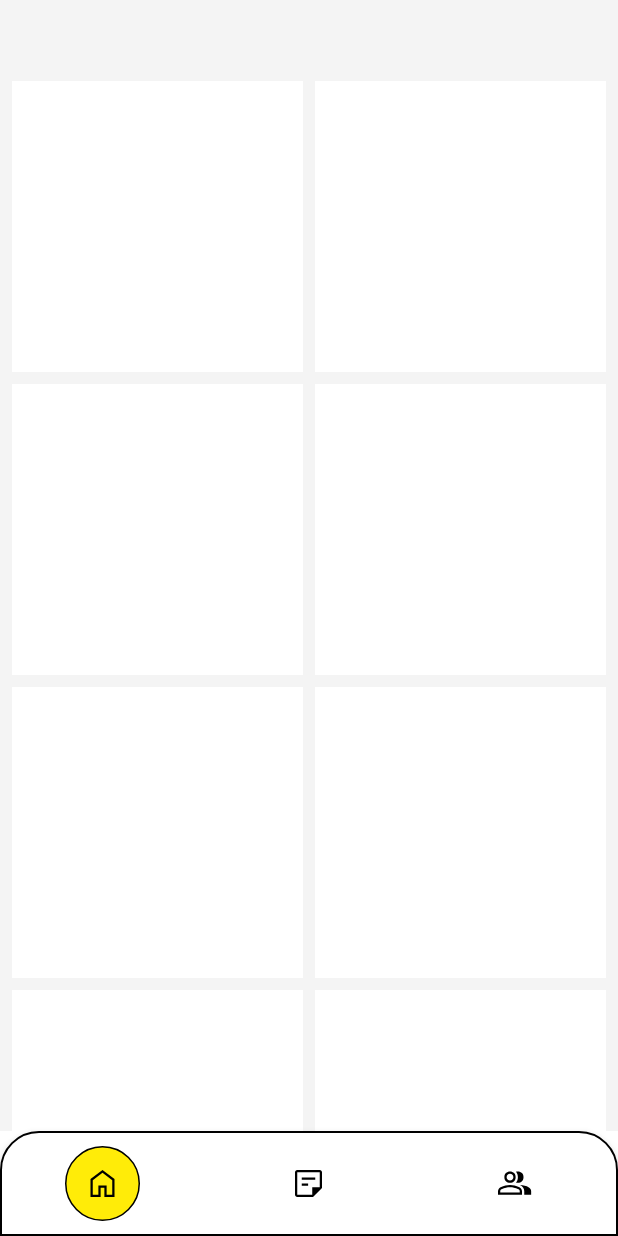
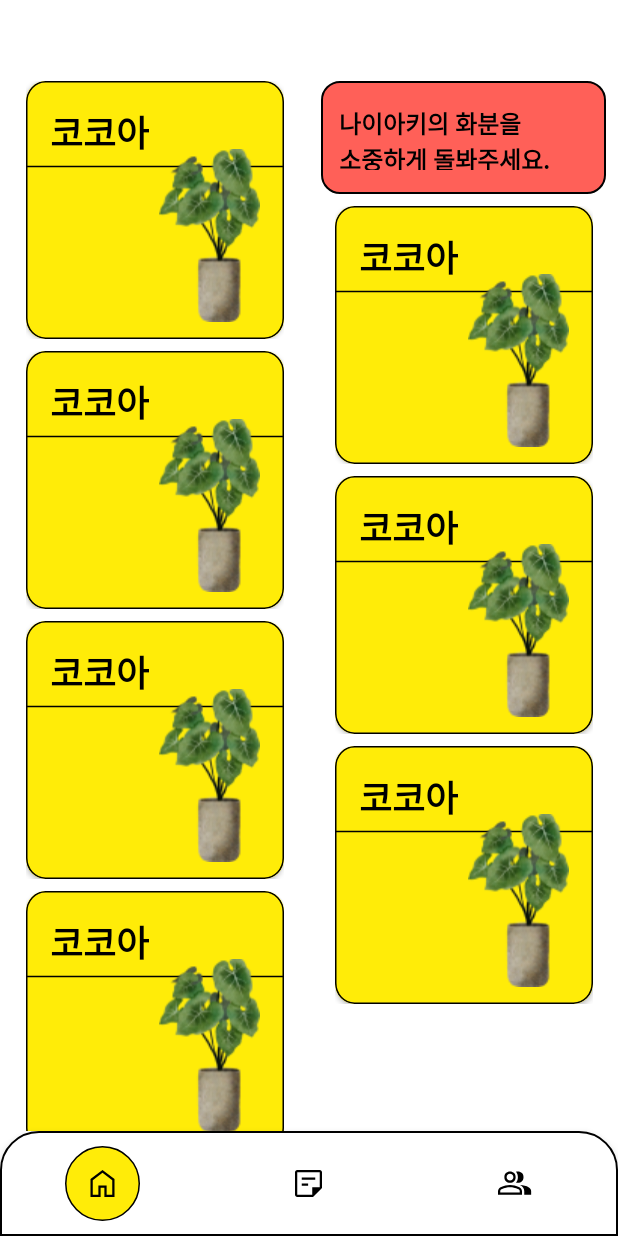
Before and after one commit to nahy-512/neo_Android, an Android app: the fragment FriendsFragment placed in its activity, on a phone screen of 412 x 824 dp. Run offline under Robolectric (Android 15) with nearby library versions, the phone set to English and light mode, and no system bars; our stand-ins replace data binding; 1 statement that could not run was skipped.

Commit message:
feat: 친구 목록 화면 디자인 반영

```diff
--- a/app/src/main/AndroidManifest.xml
+++ b/app/src/main/AndroidManifest.xml
@@ -39,7 +39,8 @@
             </intent-filter>
 
         </activity>
-        <activity android:name=".presentation.ui.main.view.MainActivity"/>
+        <activity android:name=".presentation.ui.main.view.MainActivity"
+            android:exported="true"/>
         <activity android:name=".presentation.ui.main.friends.view.FriendsDetailActivity"/>
         <activity android:name=".presentation.ui.recorddetail.view.RecordDetailActivity" />
         <activity android:name=".presentation.ui.writerecord.view.WriteRecordActivity" />
--- a/app/src/main/java/com/neo/myapplication/presentation/ui/main/friends/adapter/FriendAdapter.kt
+++ b/app/src/main/java/com/neo/myapplication/presentation/ui/main/friends/adapter/FriendAdapter.kt
@@ -1,15 +1,33 @@
 package com.neo.myapplication.presentation.ui.main.friends.adapter
 
 import android.view.LayoutInflater
+import android.view.View
 import android.view.ViewGroup
 import androidx.recyclerview.widget.RecyclerView
 import com.neo.myapplication.databinding.ItemFgFriendsRvListBinding
 
-class FriendAdapter(private val onClick : (Int) -> Unit) : RecyclerView.Adapter<FriendAdapter.FriendViewHolder>() {
-    //TODO: 데이터 목록 넣기
+class FriendAdapter(private val onClick : (Int) -> Unit, private val imageList: ArrayList<Int>) : RecyclerView.Adapter<FriendAdapter.FriendViewHolder>() {
     inner class FriendViewHolder(private val binding: ItemFgFriendsRvListBinding) : RecyclerView.ViewHolder(binding.root) {
-        fun bind() {
-            binding.root.setOnClickListener { onClick.invoke(0) }
+        private val containerView = binding.itemFgFriendsRvListCl
+        private val defaultTextView = binding.itemFgFriendsRvListTvContent
+        fun bind(item : Int, position: Int) {
+            binding.root.setOnClickListener { onClick.invoke(position) }
+            if (position == 1) { // 나이아키의 화분
+                containerView.visibility = View.GONE
+                defaultTextView.visibility = View.VISIBLE
+            } else {
+                containerView.visibility = View.VISIBLE
+                defaultTextView.visibility = View.GONE
+
+                val params: ViewGroup.LayoutParams? = containerView.layoutParams
+                //params?.width = width
+                params?.height = params?.width
+
+                containerView.layoutParams = params
+                //imageView.layoutParams?.height = imageView.layoutParams?.width
+                //binding.itemFgFriendsRvListIvImages.maxHeight = binding.itemFgFriendsRvListIvImages.width
+            }
+            binding.itemFgFriendsRvListIvImages.setImageResource(item)
         }
     }
 
@@ -17,9 +35,9 @@ class FriendAdapter(private val onClick : (Int) -> Unit) : RecyclerView.Adapter<
         return FriendViewHolder(ItemFgFriendsRvListBinding.inflate(LayoutInflater.from(parent.context), parent, false))
     }
 
-    override fun getItemCount(): Int = 10 //TODO: 임의로 10
+    override fun getItemCount(): Int = imageList.size
 
     override fun onBindViewHolder(holder: FriendViewHolder, position: Int) {
-        holder.bind()
+        holder.bind(imageList[position], position)
     }
 }
--- a/app/src/main/java/com/neo/myapplication/presentation/ui/main/friends/view/FriendsFragment.kt
+++ b/app/src/main/java/com/neo/myapplication/presentation/ui/main/friends/view/FriendsFragment.kt
@@ -8,14 +8,24 @@ import android.view.ViewGroup
 import android.widget.Toast
 import androidx.databinding.DataBindingUtil
 import androidx.fragment.app.Fragment
+import androidx.recyclerview.widget.GridLayoutManager
+import androidx.recyclerview.widget.StaggeredGridLayoutManager
 import com.neo.myapplication.R
 import com.neo.myapplication.databinding.FragmentFriendsBinding
 import com.neo.myapplication.presentation.ui.main.friends.adapter.FriendAdapter
+import java.util.ArrayList
+import java.util.Arrays
 
 class FriendsFragment : Fragment() {
     private lateinit var binding: FragmentFriendsBinding
+
+    // adding values to arrayList
+    private val imageList : ArrayList<Int> = arrayListOf(
+        R.drawable.test_plant2, R.drawable.ic_check, R.drawable.test_plant2, R.drawable.test_plant2, R.drawable.test_plant2,
+        R.drawable.test_plant2, R.drawable.test_plant2, R.drawable.test_plant2)
+
     private val friendAdapter by lazy {
-        FriendAdapter(::onFriendClicked)
+        FriendAdapter(::onFriendClicked, imageList)
     }
 
     override fun onCreateView(
@@ -36,11 +46,12 @@ class FriendsFragment : Fragment() {
     }
 
     private fun initFriend() {
-        binding.fgFriendsRvContent.adapter = friendAdapter
+        val rv = binding.fgFriendsRvContent
+        rv.adapter = friendAdapter
+        rv.layoutManager = StaggeredGridLayoutManager(2, StaggeredGridLayoutManager.VERTICAL)
     }
 
     private fun onFriendClicked(positionIdx : Int) {
         startActivity(Intent(requireActivity(), FriendsDetailActivity::class.java))
-        Toast.makeText(requireContext(), positionIdx.toString(), Toast.LENGTH_SHORT).show()
     }
 }
--- /dev/null
+++ b/app/src/main/res/drawable/bg_friend.xml
@@ -0,0 +1,16 @@
+<vector xmlns:android="http://schemas.android.com/apk/res/android"
+    android:width="172dp"
+    android:height="160dp"
+    android:viewportWidth="172"
+    android:viewportHeight="160">
+  <path
+      android:strokeWidth="1"
+      android:pathData="M13,0.5L159,0.5A12.5,12.5 0,0 1,171.5 13L171.5,147A12.5,12.5 0,0 1,159 159.5L13,159.5A12.5,12.5 0,0 1,0.5 147L0.5,13A12.5,12.5 0,0 1,13 0.5z"
+      android:fillColor="#00000000"
+      android:strokeColor="#000000"/>
+  <path
+      android:strokeWidth="1"
+      android:pathData="M0,53H172"
+      android:fillColor="#00000000"
+      android:strokeColor="#000000"/>
+</vector>
--- /dev/null
+++ b/app/src/main/res/drawable/bg_friend_list.xml
@@ -0,0 +1,9 @@
+<?xml version="1.0" encoding="utf-8"?>
+<shape android:shape="rectangle"
+    xmlns:android="http://schemas.android.com/apk/res/android">
+
+    <corners android:radius="12dp" />
+    <stroke android:width="1dp"
+        android:color="@color/black"/>
+    <solid android:color="@color/main_red"/>
+</shape>
--- a/app/src/main/res/layout/fragment_friends.xml
+++ b/app/src/main/res/layout/fragment_friends.xml
@@ -3,25 +3,23 @@
     xmlns:android="http://schemas.android.com/apk/res/android"
     xmlns:tools="http://schemas.android.com/tools">
 
-    <androidx.constraintlayout.widget.ConstraintLayout
+    <RelativeLayout
         android:layout_width="match_parent"
-        android:layout_height="match_parent"
-        android:background="#f4f4f4">
+        android:layout_height="match_parent">
 
         <androidx.recyclerview.widget.RecyclerView
             android:id="@+id/fg_friends_rv_content"
             android:layout_width="match_parent"
             android:layout_height="match_parent"
             android:layout_marginTop="50dp"
-            android:layout_marginHorizontal="4dp"
             android:overScrollMode="never"
-            app:layoutManager="androidx.recyclerview.widget.GridLayoutManager"
+            app:layoutManager="androidx.recyclerview.widget.StaggeredGridLayoutManager"
             app:spanCount="2"
-            app:layout_constraintStart_toStartOf="parent"
-            app:layout_constraintEnd_toEndOf="parent"
-            app:layout_constraintTop_toTopOf="parent"
-            app:layout_constraintBottom_toBottomOf="parent"
             tools:listitem="@layout/item_fg_friends_rv_list" />
+<!--        app:layout_constraintStart_toStartOf="parent"-->
+<!--        app:layout_constraintEnd_toEndOf="parent"-->
+<!--        app:layout_constraintTop_toTopOf="parent"-->
+<!--        app:layout_constraintBottom_toBottomOf="parent"-->
 
-    </androidx.constraintlayout.widget.ConstraintLayout>
+    </RelativeLayout>
 </layout>
--- a/app/src/main/res/layout/item_fg_friends_rv_list.xml
+++ b/app/src/main/res/layout/item_fg_friends_rv_list.xml
@@ -6,53 +6,81 @@
     <androidx.constraintlayout.widget.ConstraintLayout
         android:layout_width="match_parent"
         android:layout_height="wrap_content"
-        android:layout_margin="4dp"
-        android:background="@color/white">
+        android:layout_margin="@dimen/margin_4"
+        app:layout_constraintStart_toStartOf="parent"
+        app:layout_constraintTop_toTopOf="parent">
 
         <androidx.constraintlayout.widget.ConstraintLayout
-            android:layout_width="match_parent"
+            android:id="@+id/item_fg_friends_rv_list_cl"
+            android:layout_width="wrap_content"
             android:layout_height="0dp"
-            app:layout_constraintDimensionRatio="1:1"
-            app:layout_constraintHorizontal_weight="1"
+            app:layout_constraintTop_toTopOf="parent"
             app:layout_constraintStart_toStartOf="parent"
-            app:layout_constraintTop_toTopOf="parent">
+            app:layout_constraintEnd_toEndOf="parent">
 
-            <ImageView
-                android:id="@+id/item_fg_friends_rv_list_iv_images"
-                android:layout_width="match_parent"
-                android:layout_height="match_parent"
-                tools:background="@drawable/ic_launcher_background"
+            <androidx.cardview.widget.CardView
+                android:id="@+id/item_fg_friends_rv_list_cv"
+                android:layout_width="wrap_content"
+                android:layout_height="0dp"
+                app:cardCornerRadius="13dp"
+                app:cardBackgroundColor="@color/main_yellow"
+                app:layout_constraintDimensionRatio="1:1"
                 app:layout_constraintTop_toTopOf="parent"
                 app:layout_constraintStart_toStartOf="parent"
-                app:layout_constraintEnd_toEndOf="parent"/>
-
-            <LinearLayout
-                android:layout_width="match_parent"
-                android:layout_height="wrap_content"
-                android:orientation="vertical"
-                android:gravity="center_horizontal"
-                android:layout_marginBottom="15dp"
-                app:layout_constraintStart_toStartOf="@id/item_fg_friends_rv_list_iv_images"
-                app:layout_constraintBottom_toBottomOf="@id/item_fg_friends_rv_list_iv_images">
-
-                <TextView
-                    android:id="@+id/item_fg_friends_rv_list_tv_friend_name"
-                    android:layout_width="wrap_content"
-                    android:layout_height="wrap_content"
-                    android:textSize="20sp"
-                    android:textColor="@color/black"
-                    tools:text="text"/>
-
-                <TextView
-                    android:id="@+id/item_fg_friends_rv_list_tv_date"
-                    android:layout_width="wrap_content"
-                    android:layout_height="wrap_content"
-                    android:textColor="@color/black"
-                    tools:text="D+17"/>
-
-            </LinearLayout>
+                app:layout_constraintEnd_toEndOf="parent">
+                <ImageView
+                    android:id="@+id/item_fg_friends_rv_list_iv_color"
+                    android:layout_width="match_parent"
+                    android:layout_height="match_parent"
+                    android:scaleType="fitXY"
+                    android:src="@drawable/bg_friend"/>
+            </androidx.cardview.widget.CardView>
 
         </androidx.constraintlayout.widget.ConstraintLayout>
 
+        <TextView
+            android:id="@+id/item_fg_friends_rv_list_tv_name"
+            android:layout_width="wrap_content"
+            android:layout_height="wrap_content"
+            android:textSize="24sp"
+            android:textStyle="bold"
+            android:text="코코아"
+            android:textColor="@color/black"
+            android:fontFamily="@font/pretendard_bold"
+            android:layout_marginStart="16dp"
+            android:layout_marginTop="16dp"
+            app:layout_constraintTop_toTopOf="@id/item_fg_friends_rv_list_cl"
+            app:layout_constraintStart_toStartOf="@id/item_fg_friends_rv_list_cl"/>
+
+        <ImageView
+            android:id="@+id/item_fg_friends_rv_list_iv_images"
+            android:layout_width="67dp"
+            android:layout_height="115dp"
+            android:scaleType="fitXY"
+            android:src="@drawable/test_plant1"
+            android:layout_marginBottom="11dp"
+            android:layout_marginEnd="16dp"
+            app:layout_constraintBottom_toBottomOf="@id/item_fg_friends_rv_list_cl"
+            app:layout_constraintEnd_toEndOf="@id/item_fg_friends_rv_list_cl"/>
+
+        <TextView
+            android:id="@+id/item_fg_friends_rv_list_tv_content"
+            android:layout_width="match_parent"
+            android:layout_height="75dp"
+            android:gravity="center_vertical"
+            android:layout_marginHorizontal="@dimen/margin_4"
+            android:paddingHorizontal="12dp"
+            android:paddingVertical="16dp"
+            android:text="나이아키의 화분을\n소중하게 돌봐주세요."
+            android:textSize="16sp"
+            android:textStyle="bold"
+            android:textColor="@color/black"
+            android:fontFamily="@font/pretendard_bold"
+            android:src="@drawable/bg_friend_list"
+            android:background="@drawable/bg_friend_list"
+            app:layout_constraintTop_toTopOf="parent"
+            app:layout_constraintStart_toStartOf="parent"
+            app:layout_constraintEnd_toEndOf="parent"/>
+
     </androidx.constraintlayout.widget.ConstraintLayout>
 </layout>
--- a/app/src/main/res/values/strings.xml
+++ b/app/src/main/res/values/strings.xml
@@ -3,6 +3,4 @@
 
     <!-- friend detail activity -->
     <string name="friend_detail_save">저장</string>
-    <string name="friend_detail_minus">-</string>
-    <string name="friend_detail_plus">+</string>
 </resources>
```
Also changed, not shown: app/src/main/res/drawable/test_plant1.png (added), app/src/main/res/drawable/test_plant2.png (added).
